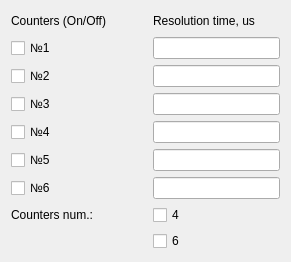
Old version of the form counters.ui in the repository goodvin360/pivn_app.
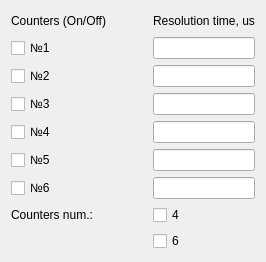
New version of the form.

The edit to the form file:
```diff
--- a/counters.ui
+++ b/counters.ui
@@ -6,7 +6,7 @@
    <rect>
     <x>0</x>
     <y>0</y>
-    <width>291</width>
+    <width>256</width>
     <height>242</height>
    </rect>
   </property>
```
